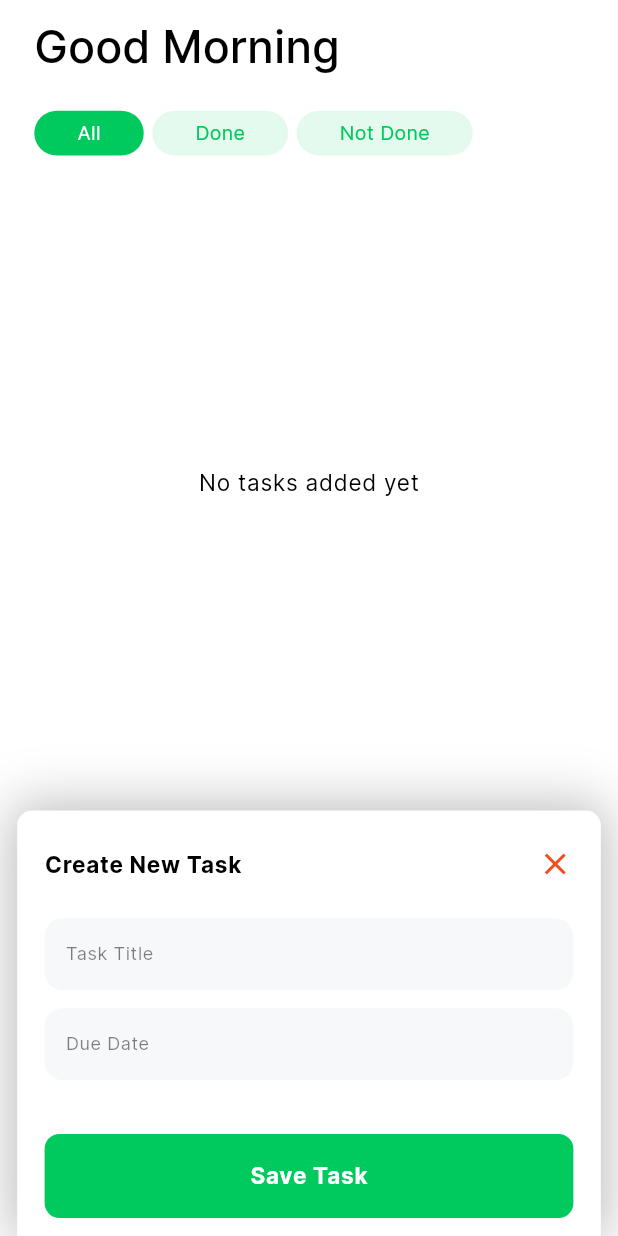
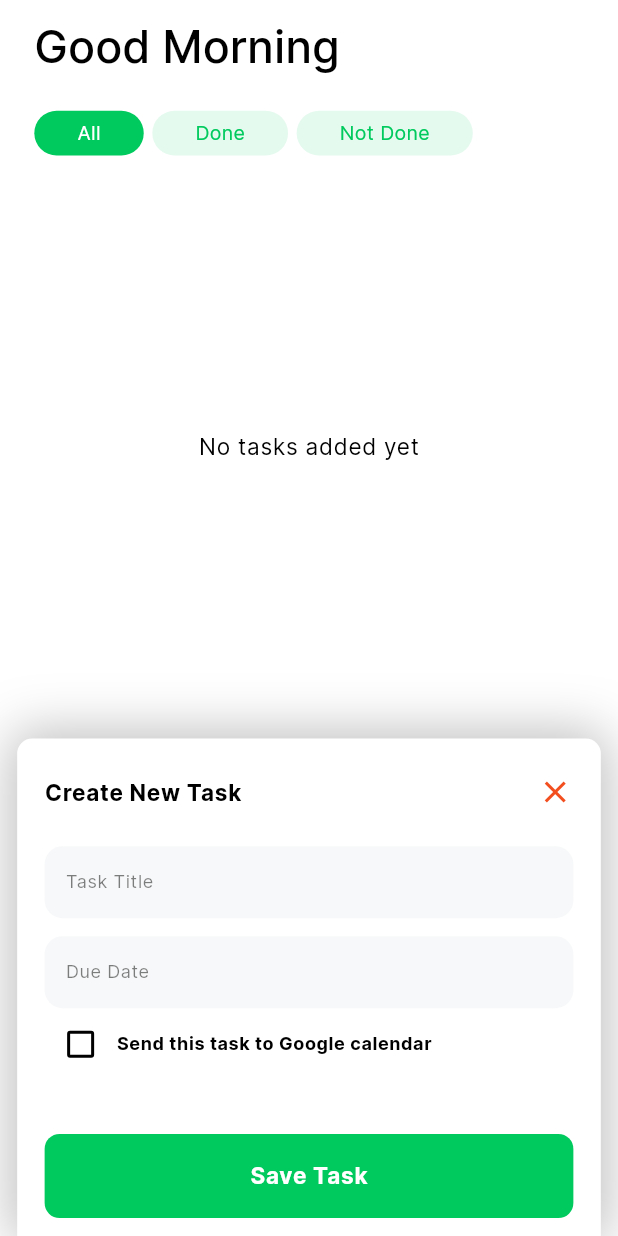
Before and after one commit to MoAdelDev/task_app, a Flutter app: the screen it shows after launch, after a tap on "Create Task", on a phone screen of 412 x 824 dp. Run offline on Flutter 3.47's test engine with Material 3 defaults, Android fonts, the phone set to English and light mode, and no system bars; our stand-ins replace animate_do, bloc, cloud_firestore, connectivity_plus, firebase_core, flutter_bloc and 8 more; missing offline and left inert: googleapis; accounts and stored records are empty.

```diff
--- a/lib/core/di/dependency_injection.dart
+++ b/lib/core/di/dependency_injection.dart
@@ -4,6 +4,7 @@ import 'package:get_it/get_it.dart';
 import 'package:hive_flutter/hive_flutter.dart';
 import 'package:task_app/core/db/database_constants.dart';
 import 'package:task_app/core/router/route_manager.dart';
+import 'package:task_app/core/services/google_calendar_service.dart';
 import 'package:task_app/core/sync/services/connection_service.dart';
 import 'package:task_app/core/sync/services/firestore_task_repo.dart';
 import 'package:task_app/core/sync/services/sync_service.dart';
@@ -18,6 +19,9 @@ final getIt = GetIt.instance;
 void setupGetIt() {
   // Router
   getIt.registerLazySingleton(() => RouteManager());
+
+  // Google Calendar
+  getIt.registerLazySingleton(() => GoogleCalendarService());
 
   // Sync Service
   getIt.registerLazySingleton(() => Hive.box<TaskModel>(kTasksBox));
@@ -40,5 +44,6 @@ void setupGetIt() {
         getIt(),
         getIt(),
         getIt(),
+        getIt(),
       ));
 }
--- a/lib/features/home/logic/cubit/home_state.dart
+++ b/lib/features/home/logic/cubit/home_state.dart
@@ -8,6 +8,9 @@ class HomeState with _$HomeState {
 
   const factory HomeState.changeCreateTaskState(bool isFormHidded) =
       ChangeCreateTaskState;
+
+  const factory HomeState.changeGoogleCalendarCheck(bool isChecked) =
+      ChangeGoogleCalendarCheck;
 
   const factory HomeState.createTaskLoading() = CreateTaskLoading;
 
--- a/lib/features/home/ui/widgets/create_task_form.dart
+++ b/lib/features/home/ui/widgets/create_task_form.dart
@@ -15,11 +15,14 @@ class CreateTaskForm extends StatelessWidget {
 
   @override
   Widget build(BuildContext context) {
+    return BlocBuilder<HomeCubit, HomeState>(
+      builder: (context, state) {
         HomeCubit cubit = context.read();
         return Form(
           key: cubit.formkey,
           child: FadeInUp(
             child: Column(
+              crossAxisAlignment: CrossAxisAlignment.start,
               children: [
                 Row(
                   children: [
@@ -65,10 +68,31 @@ class CreateTaskForm extends StatelessWidget {
                     cubit.emitSelectDueDateState(context);
                   },
                 ),
+                if (isAndroid) ...[
+                  Row(
+                    children: [
+                      Checkbox(
+                        value: cubit.isGoogleCalendarChecked,
+                        onChanged: (value) {
+                          cubit.emitGoogleCalendarCheckState();
+                        },
+                      ),
+                      Expanded(
+                        child: CustomText(
+                          text: 'Send this task to Google calendar',
+                          style: context.textTheme.bodySmall,
+                          fontWeight: FontWeightHelper.bold,
+                        ),
+                      ),
+                    ],
+                  ),
+                ],
                 verticalSpace(30),
               ],
             ),
           ),
         );
+      },
+    );
   }
 }
--- a/pubspec.yaml
+++ b/pubspec.yaml
@@ -83,6 +83,10 @@ dependencies:
   equatable: ^2.0.5
   # for interner connectivity
   connectivity_plus: ^6.0.3
+  # for Google Calender Api
+  googleapis: ^13.1.0
+  googleapis_auth: ^1.6.0
+  url_launcher: ^6.3.0
 
 dev_dependencies:
   flutter_test:
```
Also changed, not shown: lib/core/services/google_calendar_service.dart (added, +60 -0 lines), lib/features/home/logic/cubit/home_cubit.dart (+19 -4 lines), lib/features/home/logic/cubit/home_cubit.freezed.dart, pubspec.lock, 4 other files. Lines whose indentation alone changed are shown as unchanged.
